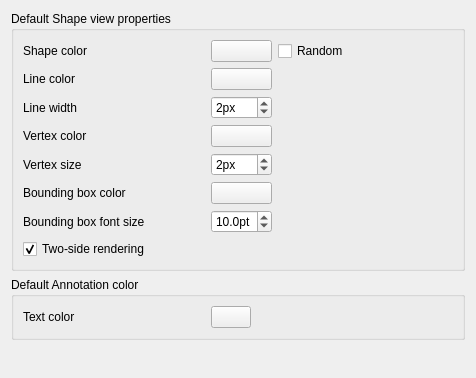
Qt form src/Mod/Part/Gui/DlgSettingsObjectColor.ui (southseact-3d/fcd) before a commit.
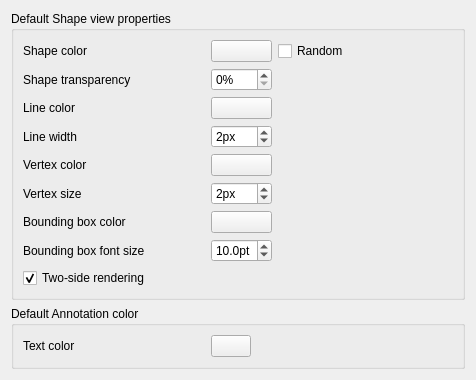
The same form after that commit. Custom widgets are drawn as their Qt base class.

Commit message:
[Part] [PD] add preferences setting for transparency
- allow to specify the default transparency for new shapes

What changed in the file:
```diff
--- a/src/Mod/Part/Gui/DlgSettingsObjectColor.ui
+++ b/src/Mod/Part/Gui/DlgSettingsObjectColor.ui
@@ -72,6 +72,41 @@
          </widget>
         </item>
         <item row="1" column="0">
+         <widget class="QLabel" name="label_transparency">
+          <property name="minimumSize">
+           <size>
+            <width>182</width>
+            <height>0</height>
+           </size>
+          </property>
+          <property name="text">
+           <string>Shape transparency</string>
+          </property>
+         </widget>
+        </item>
+        <item row="1" column="1">
+         <widget class="Gui::PrefSpinBox" name="DefaultShapeTransparency">
+          <property name="toolTip">
+           <string>The default transparency for new shapes</string>
+          </property>
+          <property name="suffix">
+           <string>%</string>
+          </property>
+          <property name="maximum">
+           <number>100</number>
+          </property>
+          <property name="singleStep">
+           <number>10</number>
+          </property>
+          <property name="prefEntry" stdset="0">
+           <cstring>DefaultShapeTransparency</cstring>
+          </property>
+          <property name="prefPath" stdset="0">
+           <cstring>View</cstring>
+          </property>
+         </widget>
+        </item>
+        <item row="2" column="0">
          <widget class="QLabel" name="label_7">
           <property name="minimumSize">
            <size>
@@ -84,7 +119,7 @@
           </property>
          </widget>
         </item>
-        <item row="1" column="1">
+        <item row="2" column="1">
          <widget class="Gui::PrefColorButton" name="DefaultShapeLineColor">
           <property name="toolTip">
            <string>The default line color for new shapes</string>
@@ -104,7 +139,7 @@
           </property>
          </widget>
         </item>
-        <item row="2" column="0">
+        <item row="3" column="0">
          <widget class="QLabel" name="label_9">
           <property name="minimumSize">
            <size>
@@ -117,7 +152,7 @@
           </property>
          </widget>
         </item>
-        <item row="2" column="1">
+        <item row="3" column="1">
          <widget class="Gui::PrefSpinBox" name="DefaultShapeLineWidth">
           <property name="toolTip">
            <string>The default line thickness for new shapes</string>
@@ -139,7 +174,7 @@
           </property>
          </widget>
         </item>
-        <item row="3" column="0">
+        <item row="4" column="0">
          <widget class="QLabel" name="label_10">
           <property name="minimumSize">
            <size>
@@ -152,7 +187,7 @@
           </property>
          </widget>
         </item>
-        <item row="3" column="1">
+        <item row="4" column="1">
          <widget class="Gui::PrefColorButton" name="DefaultShapeVertexColor">
           <property name="toolTip">
            <string>The default color for new vertices</string>
@@ -172,7 +207,7 @@
           </property>
          </widget>
         </item>
-        <item row="4" column="0">
+        <item row="5" column="0">
          <widget class="QLabel" name="label_11">
           <property name="minimumSize">
            <size>
@@ -185,7 +220,7 @@
           </property>
          </widget>
         </item>
-        <item row="4" column="1">
+        <item row="5" column="1">
          <widget class="Gui::PrefSpinBox" name="DefaultShapeVertexSize">
           <property name="toolTip">
            <string>The default size for new vertices</string>
@@ -207,7 +242,7 @@
           </property>
          </widget>
         </item>
-        <item row="5" column="0">
+        <item row="6" column="0">
          <widget class="QLabel" name="label_8">
           <property name="minimumSize">
            <size>
@@ -220,7 +255,7 @@
           </property>
          </widget>
         </item>
-        <item row="5" column="1">
+        <item row="6" column="1">
          <widget class="Gui::PrefColorButton" name="BoundingBoxColor">
           <property name="toolTip">
            <string>The color of bounding boxes in the 3D view</string>
@@ -240,7 +275,7 @@
           </property>
          </widget>
         </item>
-        <item row="6" column="0">
+        <item row="7" column="0">
          <widget class="QLabel" name="label_fontsize">
           <property name="minimumSize">
            <size>
@@ -253,7 +288,7 @@
           </property>
          </widget>
         </item>
-        <item row="6" column="1">
+        <item row="7" column="1">
          <widget class="Gui::PrefDoubleSpinBox" name="BoundingBoxFontSize">
           <property name="toolTip">
            <string>The font size of bounding boxes in the 3D view</string>
@@ -281,7 +316,7 @@
           </property>
          </widget>
         </item>
-        <item row="7" column="0">
+        <item row="8" column="0">
          <widget class="Gui::PrefCheckBox" name="twosideRendering">
           <property name="minimumSize">
            <size>
@@ -405,11 +440,6 @@
    <extends>QSpinBox</extends>
    <header>Gui/PrefWidgets.h</header>
   </customwidget>
-  <customwidget>
-   <class>Gui::PrefDoubleSpinBox</class>
-   <extends>QDoubleSpinBox</extends>
-   <header>Gui/PrefWidgets.h</header>
-  </customwidget>
   <customwidget>
    <class>Gui::PrefColorButton</class>
    <extends>Gui::ColorButton</extends>
@@ -420,6 +450,11 @@
    <extends>QCheckBox</extends>
    <header>Gui/PrefWidgets.h</header>
   </customwidget>
+  <customwidget>
+   <class>Gui::PrefDoubleSpinBox</class>
+   <extends>QDoubleSpinBox</extends>
+   <header>Gui/PrefWidgets.h</header>
+  </customwidget>
  </customwidgets>
  <tabstops>
   <tabstop>DefaultShapeColor</tabstop>
```
Left out of the diff: 8 changed lines with no effect on the pictures. The commit also changes 6 other files.
